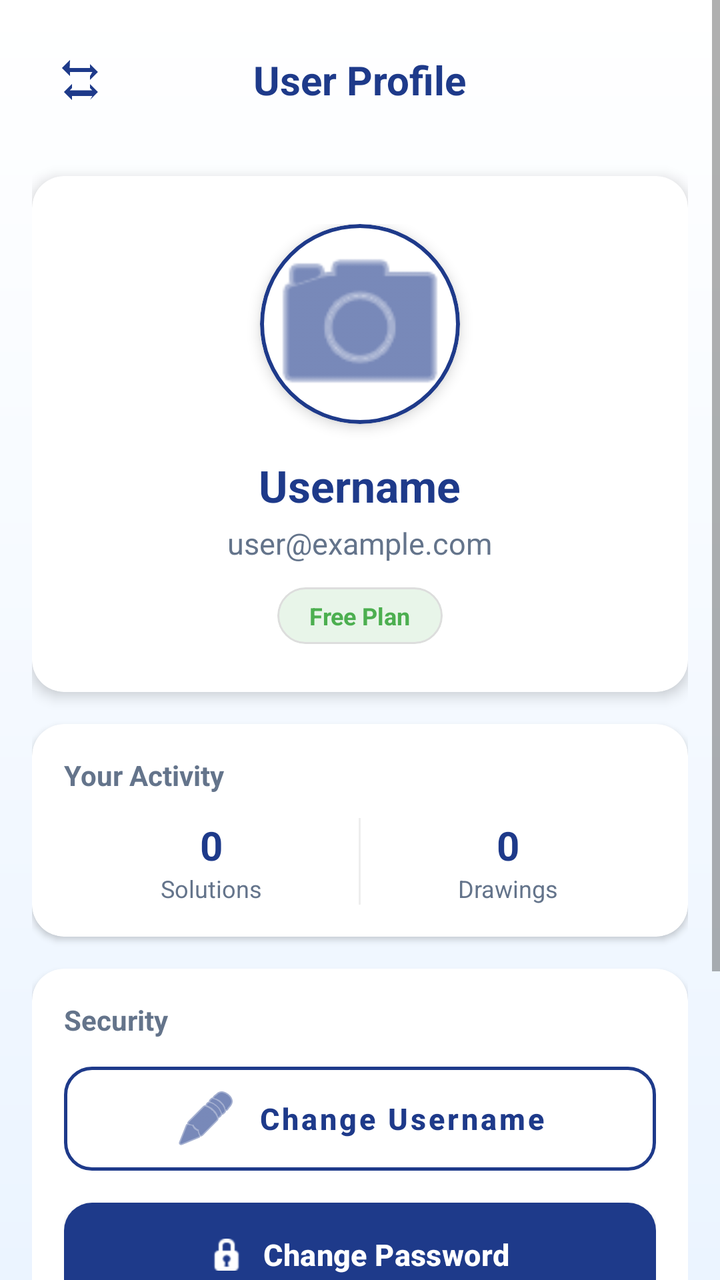
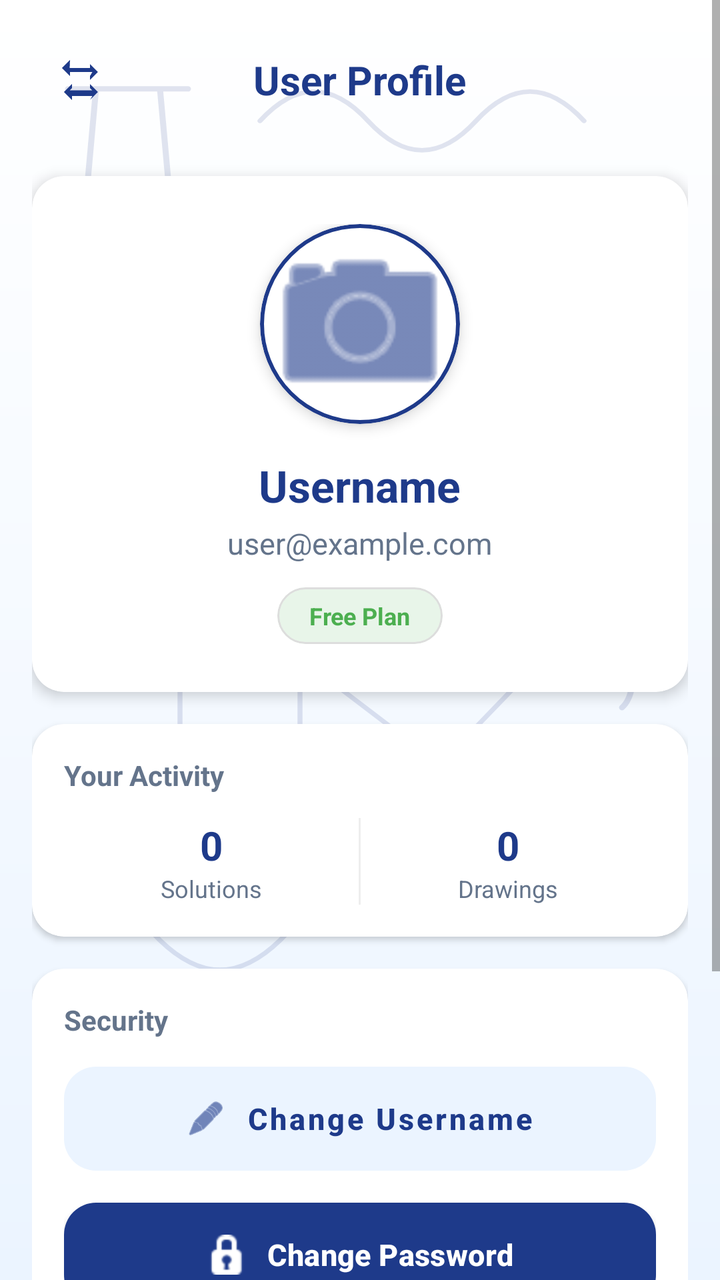

An Android layout rendered at two revisions. The XML below is the earlier revision; the diff shows what the commit changed to produce the second picture.
<!-- AndroidManifest.xml: application theme Theme.MaterialComponents.DayNight.NoActionBar -->
<!-- res/layout/activity_profile.xml -->
<?xml version="1.0" encoding="utf-8"?>
<ScrollView xmlns:android="http://schemas.android.com/apk/res/android"
    xmlns:app="http://schemas.android.com/apk/res-auto"
    android:layout_width="match_parent"
    android:layout_height="match_parent"
    android:fitsSystemWindows="true"
    android:background="@drawable/bg_gradient_light"
    android:fillViewport="true">

    <LinearLayout
        android:layout_width="match_parent"
        android:layout_height="wrap_content"
        android:orientation="vertical"
        android:padding="16dp">

        
        <RelativeLayout
            android:layout_width="match_parent"
            android:layout_height="wrap_content"
            android:layout_marginBottom="24dp">

            <ImageButton
                android:id="@+id/btnBack"
                android:layout_width="48dp"
                android:layout_height="48dp"
                android:background="?attr/selectableItemBackgroundBorderless"
                android:src="@drawable/ic_selection"
                android:rotation="180"
                app:tint="@color/main_blue" />

            <TextView
                android:layout_width="wrap_content"
                android:layout_height="wrap_content"
                android:layout_centerInParent="true"
                android:text="@string/user_profile"
                android:textSize="20sp"
                android:textStyle="bold"
                android:textColor="@color/main_blue" />
        </RelativeLayout>
        
        <com.google.android.material.card.MaterialCardView
            android:layout_width="match_parent"
            android:layout_height="wrap_content"
            app:cardCornerRadius="16dp"
            app:cardElevation="4dp"
            android:layout_marginBottom="16dp">

            <LinearLayout
                android:layout_width="match_parent"
                android:layout_height="wrap_content"
                android:orientation="vertical"
                android:padding="24dp"
                android:gravity="center">

                
                <com.google.android.material.card.MaterialCardView
                    android:id="@+id/cardProfileAvatar"
                    android:layout_width="100dp"
                    android:layout_height="100dp"
                    app:cardCornerRadius="50dp"
                    app:cardElevation="4dp"
                    app:strokeWidth="2dp"
                    app:strokeColor="@color/main_blue"
                    android:clickable="true"
                    android:focusable="true"
                    android:layout_marginBottom="16dp">

                    <ImageView
                        android:id="@+id/imgProfileAvatar"
                        android:layout_width="match_parent"
                        android:layout_height="match_parent"
                        android:scaleType="centerCrop"
                        android:src="@android:drawable/ic_menu_camera"
                        app:tint="@color/main_blue" />
                </com.google.android.material.card.MaterialCardView>

                <TextView
                    android:id="@+id/tvProfileUsername"
                    android:layout_width="wrap_content"
                    android:layout_height="wrap_content"
                    android:text="@string/username"
                    android:textSize="22sp"
                    android:textStyle="bold"
                    android:textColor="@color/main_blue" />

                
                <TextView
                    android:id="@+id/tvProfileEmail"
                    android:layout_width="wrap_content"
                    android:layout_height="wrap_content"
                    android:text="user@example.com"
                    android:textColor="@color/text_subtitle"
                    android:textSize="15sp"
                    android:layout_marginTop="4dp"/>

                
                <com.google.android.material.card.MaterialCardView
                    android:layout_width="wrap_content"
                    android:layout_height="wrap_content"
                    android:layout_marginTop="12dp"
                    app:cardCornerRadius="50dp"
                    app:cardElevation="0dp"
                    app:strokeWidth="1dp"
                    app:strokeColor="#DDDDDD">

                    <TextView
                        android:id="@+id/tvProfileTier"
                        android:layout_width="wrap_content"
                        android:layout_height="wrap_content"
                        android:paddingHorizontal="16dp"
                        android:paddingVertical="6dp"
                        android:text="Free Plan"
                        android:textSize="12sp"
                        android:textStyle="bold"
                        android:textColor="#4CAF50"
                        android:background="#E8F5E9"/>
                </com.google.android.material.card.MaterialCardView>

            </LinearLayout>
        </com.google.android.material.card.MaterialCardView>
        
        <com.google.android.material.card.MaterialCardView
            android:layout_width="match_parent"
            android:layout_height="wrap_content"
            app:cardCornerRadius="16dp"
            app:cardElevation="2dp"
            android:layout_marginBottom="16dp">

            <LinearLayout
                android:layout_width="match_parent"
                android:layout_height="wrap_content"
                android:orientation="vertical"
                android:padding="16dp">

                <TextView
                    android:layout_width="wrap_content"
                    android:layout_height="wrap_content"
                    android:text="@string/your_activity"
                    android:textStyle="bold"
                    android:textColor="@color/text_subtitle"
                    android:layout_marginBottom="12dp"/>

                <LinearLayout
                    android:layout_width="match_parent"
                    android:layout_height="wrap_content"
                    android:orientation="horizontal"
                    android:weightSum="2">

                    <LinearLayout
                        android:layout_width="0dp"
                        android:layout_height="wrap_content"
                        android:layout_weight="1"
                        android:orientation="vertical"
                        android:gravity="center">
                        <TextView
                            android:id="@+id/tvHistoryCount"
                            android:layout_width="wrap_content"
                            android:layout_height="wrap_content"
                            android:text="0"
                            android:textSize="20sp"
                            android:textStyle="bold"
                            android:textColor="@color/main_blue"/>
                        <TextView
                            android:layout_width="wrap_content"
                            android:layout_height="wrap_content"
                            android:text="@string/solutions"
                            android:textSize="12sp"
                            android:textColor="@color/text_subtitle"/>
                    </LinearLayout>

                    <View
                        android:layout_width="1dp"
                        android:layout_height="match_parent"
                        android:background="#EEEEEE"/>

                    <LinearLayout
                        android:layout_width="0dp"
                        android:layout_height="wrap_content"
                        android:layout_weight="1"
                        android:orientation="vertical"
                        android:gravity="center">
                        <TextView
                            android:id="@+id/tvDrawingCount"
                            android:layout_width="wrap_content"
                            android:layout_height="wrap_content"
                            android:text="0"
                            android:textSize="20sp"
                            android:textStyle="bold"
                            android:textColor="@color/main_blue"/>
                        <TextView
                            android:layout_width="wrap_content"
                            android:layout_height="wrap_content"
                            android:text="@string/drawings"
                            android:textSize="12sp"
                            android:textColor="@color/text_subtitle"/>
                    </LinearLayout>
                </LinearLayout>
            </LinearLayout>
        </com.google.android.material.card.MaterialCardView>

        
        <com.google.android.material.card.MaterialCardView
            android:layout_width="match_parent"
            android:layout_height="wrap_content"
            app:cardCornerRadius="16dp"
            app:cardElevation="2dp"
            android:layout_marginBottom="16dp">

            <LinearLayout
                android:layout_width="match_parent"
                android:layout_height="wrap_content"
                android:orientation="vertical"
                android:padding="16dp">

                <TextView
                    android:layout_width="wrap_content"
                    android:layout_height="wrap_content"
                    android:text="@string/security"
                    android:textStyle="bold"
                    android:textColor="@color/text_subtitle"
                    android:layout_marginBottom="12dp"/>

                <com.google.android.material.button.MaterialButton
                    android:id="@+id/btnChangeUsername"
                    style="@style/Widget.Lemm.Button.Outlined"
                    android:layout_width="match_parent"
                    android:layout_height="56dp"
                    android:text="@string/change_username"
                    app:icon="@android:drawable/ic_menu_edit"
                    android:layout_marginBottom="12dp"/>

                <com.google.android.material.button.MaterialButton
                    android:id="@+id/btnChangePassword"
                    style="@style/Widget.Lemm.Button"
                    android:layout_width="match_parent"
                    android:layout_height="56dp"
                    android:text="@string/change_password"
                    app:icon="@android:drawable/ic_secure"/>

            </LinearLayout>
        </com.google.android.material.card.MaterialCardView>

        <View
            android:layout_width="match_parent"
            android:layout_height="0dp"
            android:layout_weight="1"/>

        
        <com.google.android.material.button.MaterialButton
            android:id="@+id/btnProfileLogout"
            style="@style/Widget.Lemm.Button.DangerFilled"
            android:layout_width="match_parent"
            android:layout_height="56dp"
            android:text="@string/log_out"
            app:icon="@android:drawable/ic_lock_power_off"
            android:layout_marginBottom="12dp"/>
        <com.google.android.material.button.MaterialButton
            android:id="@+id/btnDeleteAccount"
            style="@style/Widget.Lemm.Button.DangerOutlined"
            android:layout_width="match_parent"
            android:layout_height="56dp"
            android:text="Delete Account &amp; All Data"
            app:icon="@android:drawable/ic_menu_delete"
            android:layout_marginBottom="16dp"/>
    </LinearLayout>
</ScrollView>
<!-- resources referenced by this layout -->
<resources>
  <color name="main_blue">#1E3A8A</color>
  <color name="text_subtitle">#64748B</color>
  <!-- drawable bg_gradient_light (drawable) -->
  <?xml version="1.0" encoding="utf-8"?>
  <shape xmlns:android="http://schemas.android.com/apk/res/android">
      
      <gradient
          android:startColor="@color/grad_top"
          android:endColor="@color/grad_bottom"
          android:angle="270" />
  </shape>
  <!-- drawable ic_selection (drawable) -->
  <vector xmlns:android="http://schemas.android.com/apk/res/android"
      android:width="24dp"
      android:height="24dp"
      android:viewportWidth="24"
      android:viewportHeight="24">
      <path
          android:fillColor="#000000"
          android:pathData="M7,2l-4,4l4,4L7,8L5.83,6.83L17.17,6.83L16,8l0,2l4,-4l-4,-4l0,2l-10.17,0L7,2z M17,22l4,-4l-4,-4l0,2l-11.17,0L7,14L7,12l-4,4l4,4l0,-2l10.17,0L17,22z"/>
  </vector>
  <string name="change_password">Change Password</string>
  <string name="change_username">Change Username</string>
  <string name="drawings">Drawings</string>
  <string name="log_out">Log Out</string>
  <string name="security">Security</string>
  <string name="solutions">Solutions</string>
  <string name="user_profile">User Profile</string>
  <string name="username">Username</string>
  <string name="your_activity">Your Activity</string>
  <style name="Widget.Lemm.Button" parent="Widget.MaterialComponents.Button">
          <item name="cornerRadius">14dp</item>
          <item name="iconGravity">textStart</item>
          <item name="iconPadding">10dp</item>
          <item name="android:insetTop">2dp</item>
          <item name="android:insetBottom">2dp</item>
          <item name="android:textAllCaps">false</item>
          <item name="android:textSize">15sp</item>
          <item name="android:textStyle">bold</item>
          <item name="android:letterSpacing">0.01</item>
          <item name="backgroundTint">@color/primary</item>
          <item name="android:textColor">@color/white</item>
          <item name="iconTint">@color/white</item>
          <item name="android:elevation">2dp</item>
      </style>
  <style name="Widget.Lemm.Button.DangerFilled" parent="Widget.Lemm.Button">
          <item name="backgroundTint">@color/error_red</item>
      </style>
  <style name="Widget.Lemm.Button.DangerOutlined" parent="Widget.Lemm.Button.Outlined">
          <item name="strokeColor">@color/error_red</item>
          <item name="android:textColor">@color/error_red</item>
          <item name="iconTint">@color/error_red</item>
          <item name="rippleColor">@color/error_red</item>
      </style>
  <style name="Widget.Lemm.Button.Outlined" parent="Widget.MaterialComponents.Button.OutlinedButton">
          <item name="cornerRadius">14dp</item>
          <item name="iconGravity">textStart</item>
          <item name="iconPadding">10dp</item>
          <item name="android:insetTop">2dp</item>
          <item name="android:insetBottom">2dp</item>
          <item name="android:textAllCaps">false</item>
          <item name="android:textSize">15sp</item>
          <item name="android:textStyle">bold</item>
          <item name="strokeColor">@color/main_blue</item>
          <item name="strokeWidth">1.5dp</item>
          <item name="android:textColor">@color/main_blue</item>
          <item name="iconTint">@color/main_blue</item>
          <item name="rippleColor">@color/icon_bg_blue</item>
      </style>
  <color name="grad_top">#FFFFFF</color>
  <color name="grad_bottom">#EBF4FF</color>
  <color name="primary">#1E3A8A</color>
  <color name="white">#FFFFFF</color>
  <color name="error_red">#EF4444</color>
  <color name="icon_bg_blue">#EBF4FF</color>
</resources>

<!-- the commit's change to res/layout/activity_profile.xml (unified diff, before → after) -->
@@ -222,7 +222,7 @@
 
                 <com.google.android.material.button.MaterialButton
                     android:id="@+id/btnChangeUsername"
-                    style="@style/Widget.Lemm.Button.Outlined"
+                    style="@style/Widget.Lemm.Button.Tonal"
                     android:layout_width="match_parent"
                     android:layout_height="56dp"
                     android:text="@string/change_username"
@@ -256,7 +256,7 @@
             android:layout_marginBottom="12dp"/>
         <com.google.android.material.button.MaterialButton
             android:id="@+id/btnDeleteAccount"
-            style="@style/Widget.Lemm.Button.DangerOutlined"
+            style="@style/Widget.Lemm.Button.DangerTonal"
             android:layout_width="match_parent"
             android:layout_height="56dp"
             android:text="Delete Account &amp; All Data"
<!-- resource entries referenced after the edit -->
@@ -4,13 +4,17 @@
   <color name="text_subtitle">#64748B</color>
   <!-- drawable bg_gradient_light (drawable) -->
   <?xml version="1.0" encoding="utf-8"?>
-  <shape xmlns:android="http://schemas.android.com/apk/res/android">
-      
-      <gradient
-          android:startColor="@color/grad_top"
-          android:endColor="@color/grad_bottom"
-          android:angle="270" />
-  </shape>
+  <layer-list xmlns:android="http://schemas.android.com/apk/res/android">
+      <item>
+          <shape>
+              <gradient
+                  android:startColor="@color/grad_top"
+                  android:endColor="@color/grad_bottom"
+                  android:angle="270" />
+          </shape>
+      </item>
+      <item android:drawable="@drawable/bg_geometry_pattern" />
+  </layer-list>
   <!-- drawable ic_selection (drawable) -->
   <vector xmlns:android="http://schemas.android.com/apk/res/android"
       android:width="24dp"
@@ -31,9 +35,10 @@
   <string name="username">Username</string>
   <string name="your_activity">Your Activity</string>
   <style name="Widget.Lemm.Button" parent="Widget.MaterialComponents.Button">
-          <item name="cornerRadius">14dp</item>
+          <item name="cornerRadius">16dp</item>
           <item name="iconGravity">textStart</item>
           <item name="iconPadding">10dp</item>
+          <item name="iconSize">20dp</item>
           <item name="android:insetTop">2dp</item>
           <item name="android:insetBottom">2dp</item>
           <item name="android:textAllCaps">false</item>
@@ -48,32 +53,34 @@
   <style name="Widget.Lemm.Button.DangerFilled" parent="Widget.Lemm.Button">
           <item name="backgroundTint">@color/error_red</item>
       </style>
-  <style name="Widget.Lemm.Button.DangerOutlined" parent="Widget.Lemm.Button.Outlined">
-          <item name="strokeColor">@color/error_red</item>
+  <style name="Widget.Lemm.Button.DangerTonal" parent="Widget.Lemm.Button.Tonal">
+          <item name="backgroundTint">@color/danger_bg</item>
           <item name="android:textColor">@color/error_red</item>
           <item name="iconTint">@color/error_red</item>
           <item name="rippleColor">@color/error_red</item>
       </style>
-  <style name="Widget.Lemm.Button.Outlined" parent="Widget.MaterialComponents.Button.OutlinedButton">
-          <item name="cornerRadius">14dp</item>
+  <style name="Widget.Lemm.Button.Tonal" parent="Widget.MaterialComponents.Button.UnelevatedButton">
+          <item name="cornerRadius">16dp</item>
           <item name="iconGravity">textStart</item>
           <item name="iconPadding">10dp</item>
+          <item name="iconSize">20dp</item>
           <item name="android:insetTop">2dp</item>
           <item name="android:insetBottom">2dp</item>
           <item name="android:textAllCaps">false</item>
           <item name="android:textSize">15sp</item>
           <item name="android:textStyle">bold</item>
-          <item name="strokeColor">@color/main_blue</item>
-          <item name="strokeWidth">1.5dp</item>
+          <item name="backgroundTint">@color/icon_bg_blue</item>
           <item name="android:textColor">@color/main_blue</item>
           <item name="iconTint">@color/main_blue</item>
-          <item name="rippleColor">@color/icon_bg_blue</item>
+          <item name="rippleColor">@color/main_blue</item>
       </style>
   <color name="grad_top">#FFFFFF</color>
   <color name="grad_bottom">#EBF4FF</color>
+  <!-- drawable bg_geometry_pattern: vector/xml drawable (drawable, 4289 chars, omitted) -->
   <color name="primary">#1E3A8A</color>
   <color name="white">#FFFFFF</color>
   <color name="error_red">#EF4444</color>
+  <color name="danger_bg">#FDE8E8</color>
   <color name="icon_bg_blue">#EBF4FF</color>
 </resources>
 
